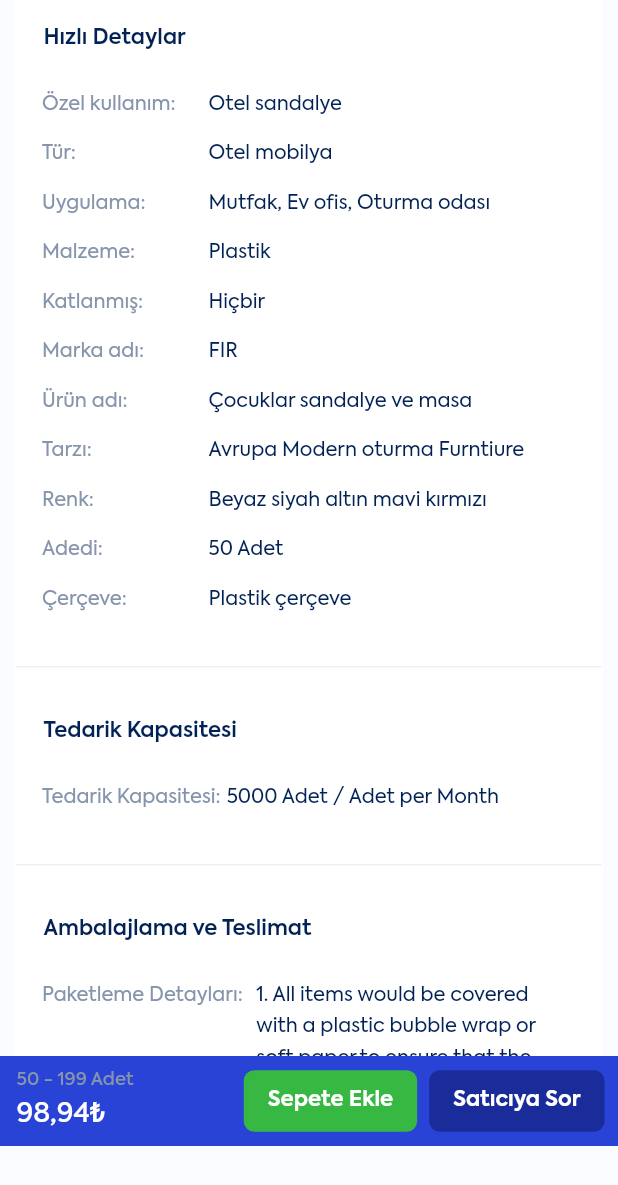
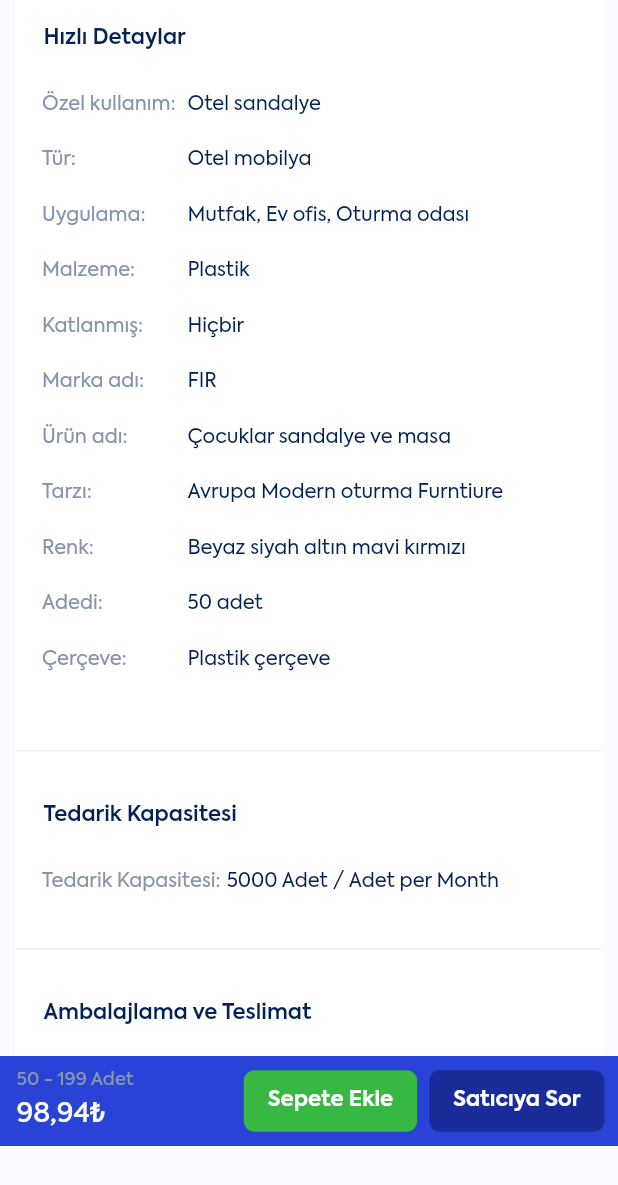
Before and after one commit to ozgun-kara/b2geta_mobile, a Flutter app: the ProductDetailSubpage screen opened directly, scrolled down 1728 dp, on a phone screen of 412 x 824 dp. Shown: the top 1185 px of the screen. Run offline on Flutter 3.47's test engine with Material 2 defaults, Android fonts, the phone set to English and light mode, and no system bars; our stand-ins replace dropdown_button2, flutter_switch, get, get_it, get_storage, percent_indicator and 2 more; accounts and stored records are empty; network calls fail.

Commit message:
Marketplace Page have modified

```diff
--- a/lib/views/marketplace/subpages/product_detail_first_tab_subpage.dart
+++ b/lib/views/marketplace/subpages/product_detail_first_tab_subpage.dart
@@ -47,12 +47,14 @@ class _ProductDetailFirstTabSubpageState
         SizedBox(height: 22),
         Padding(
           padding: const EdgeInsets.fromLTRB(17, 0, 25, 0),
-          child: Row(
+          child: Column(
             children: [
-              Column(
+              Row(
                 crossAxisAlignment: CrossAxisAlignment.start,
                 children: [
-                  Text(
+                  SizedBox(
+                    width: 90,
+                    child: Text(
                       "Özel kullanım:",
                       style: TextStyle(
                         fontSize: 13,
@@ -61,113 +63,10 @@ class _ProductDetailFirstTabSubpageState
                         color: AppTheme.white15,
                       ),
                     ),
-                  SizedBox(height: 12),
-                  Text(
-                    "Tür:",
-                    style: TextStyle(
-                      fontSize: 13,
-                      fontFamily: AppTheme.appFontFamily,
-                      fontWeight: FontWeight.w400,
-                      color: AppTheme.white15,
                   ),
-                  ),
-                  SizedBox(height: 12),
-                  Text(
-                    "Uygulama:",
-                    style: TextStyle(
-                      fontSize: 13,
-                      fontFamily: AppTheme.appFontFamily,
-                      fontWeight: FontWeight.w400,
-                      color: AppTheme.white15,
-                    ),
-                  ),
-                  SizedBox(height: 12),
-                  Text(
-                    "Malzeme:",
-                    style: TextStyle(
-                      fontSize: 13,
-                      fontFamily: AppTheme.appFontFamily,
-                      fontWeight: FontWeight.w400,
-                      color: AppTheme.white15,
-                    ),
-                  ),
-                  SizedBox(height: 12),
-                  Text(
-                    "Katlanmış:",
-                    style: TextStyle(
-                      fontSize: 13,
-                      fontFamily: AppTheme.appFontFamily,
-                      fontWeight: FontWeight.w400,
-                      color: AppTheme.white15,
-                    ),
-                  ),
-                  SizedBox(height: 12),
-                  Text(
-                    "Marka adı:",
-                    style: TextStyle(
-                      fontSize: 13,
-                      fontFamily: AppTheme.appFontFamily,
-                      fontWeight: FontWeight.w400,
-                      color: AppTheme.white15,
-                    ),
-                  ),
-                  SizedBox(height: 12),
-                  Text(
-                    "Ürün adı:",
-                    style: TextStyle(
-                      fontSize: 13,
-                      fontFamily: AppTheme.appFontFamily,
-                      fontWeight: FontWeight.w400,
-                      color: AppTheme.white15,
-                    ),
-                  ),
-                  SizedBox(height: 12),
-                  Text(
-                    "Tarzı:",
-                    style: TextStyle(
-                      fontSize: 13,
-                      fontFamily: AppTheme.appFontFamily,
-                      fontWeight: FontWeight.w400,
-                      color: AppTheme.white15,
-                    ),
-                  ),
-                  SizedBox(height: 12),
-                  Text(
-                    "Renk:",
-                    style: TextStyle(
-                      fontSize: 13,
-                      fontFamily: AppTheme.appFontFamily,
-                      fontWeight: FontWeight.w400,
-                      color: AppTheme.white15,
-                    ),
-                  ),
-                  SizedBox(height: 12),
-                  Text(
-                    "Adedi:",
-                    style: TextStyle(
-                      fontSize: 13,
-                      fontFamily: AppTheme.appFontFamily,
-                      fontWeight: FontWeight.w400,
-                      color: AppTheme.white15,
-                    ),
-                  ),
-                  SizedBox(height: 12),
-                  Text(
-                    "Çerçeve:",
-                    style: TextStyle(
-                      fontSize: 13,
-                      fontFamily: AppTheme.appFontFamily,
-                      fontWeight: FontWeight.w400,
-                      color: AppTheme.white15,
-                    ),
-                  ),
-                ],
-              ),
-              SizedBox(width: 22),
-              Column(
-                crossAxisAlignment: CrossAxisAlignment.start,
-                children: [
-                  Text(
+                  SizedBox(width: 7),
+                  Expanded(
+                    child: Text(
                       "Otel sandalye",
                       style: TextStyle(
                         fontSize: 13,
@@ -179,8 +78,28 @@ class _ProductDetailFirstTabSubpageState
                             : AppTheme.white1,
                       ),
                     ),
-                  SizedBox(height: 12),
-                  Text(
+                  ),
+                ],
+              ),
+              SizedBox(height: 16),
+              Row(
+                crossAxisAlignment: CrossAxisAlignment.start,
+                children: [
+                  SizedBox(
+                    width: 90,
+                    child: Text(
+                      "Tür:",
+                      style: TextStyle(
+                        fontSize: 13,
+                        fontFamily: AppTheme.appFontFamily,
+                        fontWeight: FontWeight.w400,
+                        color: AppTheme.white15,
+                      ),
+                    ),
+                  ),
+                  SizedBox(width: 7),
+                  Expanded(
+                    child: Text(
                       "Otel mobilya",
                       style: TextStyle(
                         fontSize: 13,
@@ -192,8 +111,28 @@ class _ProductDetailFirstTabSubpageState
                             : AppTheme.white1,
                       ),
                     ),
-                  SizedBox(height: 12),
-                  Text(
+                  ),
+                ],
+              ),
+              SizedBox(height: 16),
+              Row(
+                crossAxisAlignment: CrossAxisAlignment.start,
+                children: [
+                  SizedBox(
+                    width: 90,
+                    child: Text(
+                      "Uygulama:",
+                      style: TextStyle(
+                        fontSize: 13,
+                        fontFamily: AppTheme.appFontFamily,
+                        fontWeight: FontWeight.w400,
+                        color: AppTheme.white15,
+                      ),
+                    ),
+                  ),
+                  SizedBox(width: 7),
+                  Expanded(
+                    child: Text(
                       "Mutfak, Ev ofis, Oturma odası",
                       style: TextStyle(
                         fontSize: 13,
@@ -205,8 +144,28 @@ class _ProductDetailFirstTabSubpageState
                             : AppTheme.white1,
                       ),
                     ),
-                  SizedBox(height: 12),
-                  Text(
+                  ),
+                ],
+              ),
+              SizedBox(height: 16),
+              Row(
+                crossAxisAlignment: CrossAxisAlignment.start,
+                children: [
+                  SizedBox(
+                    width: 90,
+                    child: Text(
+                      "Malzeme:",
+                      style: TextStyle(
+                        fontSize: 13,
+                        fontFamily: AppTheme.appFontFamily,
+                        fontWeight: FontWeight.w400,
+                        color: AppTheme.white15,
+                      ),
+                    ),
+                  ),
+                  SizedBox(width: 7),
+                  Expanded(
+                    child: Text(
                       "Plastik",
                       style: TextStyle(
                         fontSize: 13,
@@ -218,8 +177,28 @@ class _ProductDetailFirstTabSubpageState
                             : AppTheme.white1,
                       ),
                     ),
-                  SizedBox(height: 12),
-                  Text(
+                  ),
+                ],
+              ),
+              SizedBox(height: 16),
+              Row(
+                crossAxisAlignment: CrossAxisAlignment.start,
+                children: [
+                  SizedBox(
+                    width: 90,
+                    child: Text(
+                      "Katlanmış:",
+                      style: TextStyle(
+                        fontSize: 13,
+                        fontFamily: AppTheme.appFontFamily,
+                        fontWeight: FontWeight.w400,
+                        color: AppTheme.white15,
+                      ),
+                    ),
+                  ),
+                  SizedBox(width: 7),
+                  Expanded(
+                    child: Text(
                       "Hiçbir",
                       style: TextStyle(
                         fontSize: 13,
@@ -231,8 +210,28 @@ class _ProductDetailFirstTabSubpageState
                             : AppTheme.white1,
                       ),
                     ),
-                  SizedBox(height: 12),
-                  Text(
+                  ),
+                ],
+              ),
+              SizedBox(height: 16),
+              Row(
+                crossAxisAlignment: CrossAxisAlignment.start,
+                children: [
+                  SizedBox(
+                    width: 90,
+                    child: Text(
+                      "Marka adı:",
+                      style: TextStyle(
+                        fontSize: 13,
+                        fontFamily: AppTheme.appFontFamily,
+                        fontWeight: FontWeight.w400,
+                        color: AppTheme.white15,
+                      ),
+                    ),
+                  ),
+                  SizedBox(width: 7),
+                  Expanded(
+                    child: Text(
                       "FIR",
                       style: TextStyle(
                         fontSize: 13,
@@ -244,8 +243,28 @@ class _ProductDetailFirstTabSubpageState
                             : AppTheme.white1,
                       ),
                     ),
-                  SizedBox(height: 12),
-                  Text(
+                  ),
+                ],
+              ),
+              SizedBox(height: 16),
+              Row(
+                crossAxisAlignment: CrossAxisAlignment.start,
+                children: [
+                  SizedBox(
+                    width: 90,
+                    child: Text(
+                      "Ürün adı:",
+                      style: TextStyle(
+                        fontSize: 13,
+                        fontFamily: AppTheme.appFontFamily,
+                        fontWeight: FontWeight.w400,
+                        color: AppTheme.white15,
+                      ),
+                    ),
+                  ),
+                  SizedBox(width: 7),
+                  Expanded(
+                    child: Text(
                       "Çocuklar sandalye ve masa",
                       style: TextStyle(
                         fontSize: 13,
@@ -257,8 +276,28 @@ class _ProductDetailFirstTabSubpageState
                             : AppTheme.white1,
                       ),
                     ),
-                  SizedBox(height: 12),
-                  Text(
+                  ),
+                ],
+              ),
+              SizedBox(height: 16),
+              Row(
+                crossAxisAlignment: CrossAxisAlignment.start,
+                children: [
+                  SizedBox(
+                    width: 90,
+                    child: Text(
+                      "Tarzı:",
+                      style: TextStyle(
+                        fontSize: 13,
+                        fontFamily: AppTheme.appFontFamily,
+                        fontWeight: FontWeight.w400,
+                        color: AppTheme.white15,
+                      ),
+                    ),
+                  ),
+                  SizedBox(width: 7),
+                  Expanded(
+                    child: Text(
                       "Avrupa Modern oturma Furntiure",
                       style: TextStyle(
                         fontSize: 13,
@@ -270,8 +309,28 @@ class _ProductDetailFirstTabSubpageState
                             : AppTheme.white1,
                       ),
                     ),
-                  SizedBox(height: 12),
-                  Text(
+                  ),
+                ],
+              ),
+              SizedBox(height: 16),
+              Row(
+                crossAxisAlignment: CrossAxisAlignment.start,
+                children: [
+                  SizedBox(
+                    width: 90,
+                    child: Text(
+                      "Renk:",
+                      style: TextStyle(
+                        fontSize: 13,
+                        fontFamily: AppTheme.appFontFamily,
+                        fontWeight: FontWeight.w400,
+                        color: AppTheme.white15,
+                      ),
+                    ),
+                  ),
+                  SizedBox(width: 7),
+                  Expanded(
+                    child: Text(
                       "Beyaz siyah altın mavi kırmızı",
                       style: TextStyle(
                         fontSize: 13,
@@ -283,9 +342,29 @@ class _ProductDetailFirstTabSubpageState
                             : AppTheme.white1,
                       ),
                     ),
-                  SizedBox(height: 12),
-                  Text(
-                    "50 Adet",
+                  ),
+                ],
+              ),
+              SizedBox(height: 16),
+              Row(
+                crossAxisAlignment: CrossAxisAlignment.start,
+                children: [
+                  SizedBox(
+                    width: 90,
+                    child: Text(
+                      "Adedi:",
+                      style: TextStyle(
+                        fontSize: 13,
+                        fontFamily: AppTheme.appFontFamily,
+                        fontWeight: FontWeight.w400,
+                        color: AppTheme.white15,
+                      ),
+                    ),
+                  ),
+                  SizedBox(width: 7),
+                  Expanded(
+                    child: Text(
+                      "50 adet",
                       style: TextStyle(
                         fontSize: 13,
                         fontFamily: AppTheme.appFontFamily,
@@ -296,8 +375,28 @@ class _ProductDetailFirstTabSubpageState
                             : AppTheme.white1,
                       ),
                     ),
-                  SizedBox(height: 12),
-                  Text(
+                  ),
+                ],
+              ),
+              SizedBox(height: 16),
+              Row(
+                crossAxisAlignment: CrossAxisAlignment.start,
+                children: [
+                  SizedBox(
+                    width: 90,
+                    child: Text(
+                      "Çerçeve:",
+                      style: TextStyle(
+                        fontSize: 13,
+                        fontFamily: AppTheme.appFontFamily,
+                        fontWeight: FontWeight.w400,
+                        color: AppTheme.white15,
+                      ),
+                    ),
+                  ),
+                  SizedBox(width: 7),
+                  Expanded(
+                    child: Text(
                       "Plastik çerçeve",
                       style: TextStyle(
                         fontSize: 13,
@@ -309,8 +408,10 @@ class _ProductDetailFirstTabSubpageState
                             : AppTheme.white1,
                       ),
                     ),
+                  ),
                 ],
               ),
+              SizedBox(height: 16),
             ],
           ),
         ),
@@ -339,6 +440,7 @@ class _ProductDetailFirstTabSubpageState
         Padding(
           padding: const EdgeInsets.fromLTRB(17, 0, 25, 0),
           child: Row(
+            crossAxisAlignment: CrossAxisAlignment.start,
             children: [
               Text(
                 "Tedarik Kapasitesi:",
@@ -350,7 +452,8 @@ class _ProductDetailFirstTabSubpageState
                 ),
               ),
               SizedBox(width: 4),
-              Text(
+              Expanded(
+                child: Text(
                   "5000 Adet / Adet per Month",
                   style: TextStyle(
                     fontSize: 13,
@@ -360,6 +463,7 @@ class _ProductDetailFirstTabSubpageState
                         Provider.of<ThemeProvider>(context).themeMode == "light"
                             ? AppTheme.blue3
                             : AppTheme.white1,
+                  ),
                 ),
               ),
             ],
```
Lines whose indentation alone changed are shown as unchanged.
